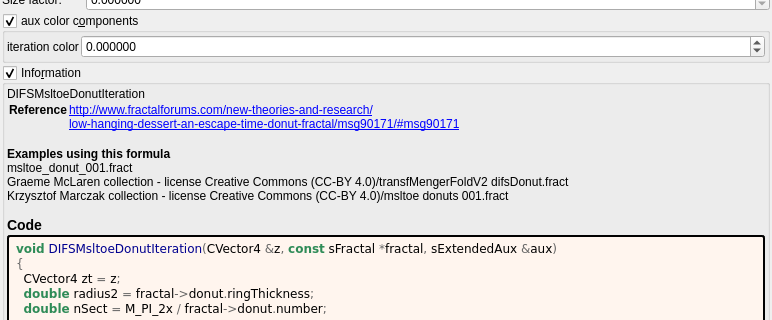
Qt form mandelbulber2/formula/ui/difs_msltoe_donut.ui (buddhi1980/mandelbulber2) before a commit; both pictures show x 0 to 772 and y 89 to 409 of the 772 by 1027 pixel window.
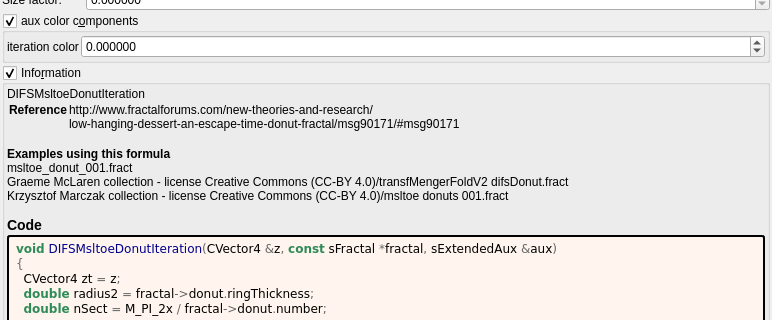
The same form after that commit. Custom widgets are drawn as their Qt base class.

Commit message:
docs: show fractalforums.com formula references as text
fractalforums.com is only partly online; fractalforums.org keeps a read-only
copy and the active forum. The formula information boxes now show
fractalforums.com references (and the wrapped lines that continue them) as
plain text. The links that remain are closed with </a>, which the generator
never wrote. The formula/ui files are regenerated with
tools/populate_ui_information.py.

```diff
--- a/mandelbulber2/formula/ui/difs_msltoe_donut.ui
+++ b/mandelbulber2/formula/ui/difs_msltoe_donut.ui
@@ -273,8 +273,8 @@
        <widget class="QLabel" name="label_information_general">
         <property name="text">
          <string notr="true">&lt;p&gt;DIFSMsltoeDonutIteration&lt;/p&gt;&lt;table&gt;
-&lt;tr&gt;&lt;th&gt;Reference&lt;/th&gt;&lt;td&gt;&lt;a href=&quot;http://www.fractalforums.com/new-theories-and-research/&quot;&gt;http://www.fractalforums.com/new-theories-and-research/&lt;br&gt;
-&lt;a href=&quot;low-hanging-dessert-an-escape-time-donut-fractal/msg90171/#msg90171&quot;&gt;low-hanging-dessert-an-escape-time-donut-fractal/msg90171/#msg90171&lt;br&gt;
+&lt;tr&gt;&lt;th&gt;Reference&lt;/th&gt;&lt;td&gt;http://www.fractalforums.com/new-theories-and-research/&lt;br&gt;
+low-hanging-dessert-an-escape-time-donut-fractal/msg90171/#msg90171&lt;br&gt;
 &lt;/td&gt;&lt;/tr&gt;
 &lt;/table&gt;
 &lt;br&gt;&lt;b&gt;Examples using this formula&lt;/b&gt;&lt;br&gt;msltoe_donut_001.fract&lt;br&gt;Graeme McLaren  collection - license Creative Commons  (CC-BY 4.0)/transfMengerFoldV2 difsDonut.fract&lt;br&gt;Krzysztof Marczak collection - license Creative Commons (CC-BY 4.0)/msltoe donuts 001.fract&lt;h3&gt;Code&lt;/h3&gt;</string>
```
The commit also changes 202 other files.
